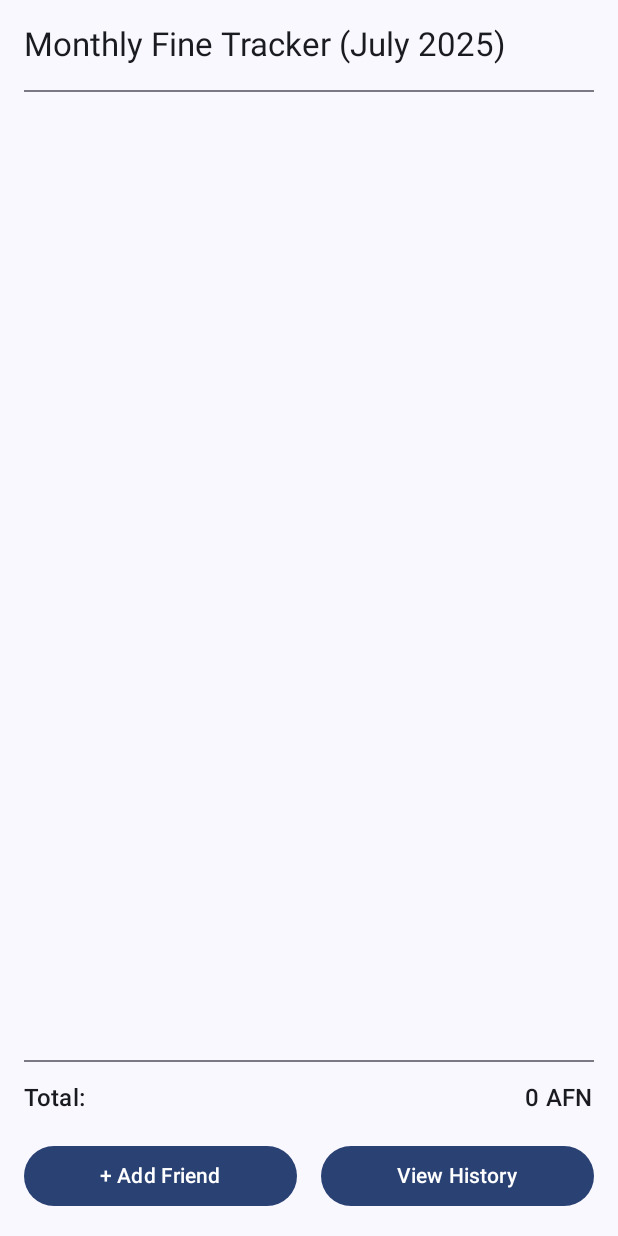
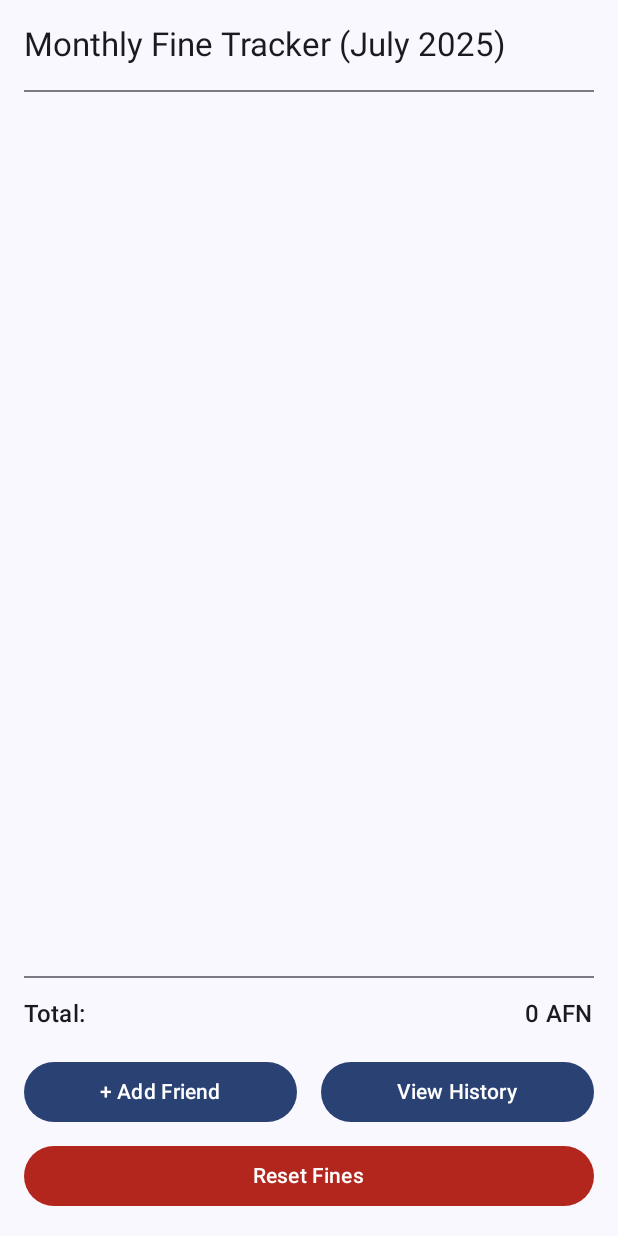
Before and after one commit to bytecraft313/FinedOut, an Android app built with Jetpack Compose: the screen it shows after launch (MainActivity), on a phone screen of 412 x 824 dp. Run offline under Robolectric (Android 15) with nearby library versions, the phone set to English and light mode, and no system bars.

Commit message:
Add reset button to reset all the fines

```diff
--- a/app/src/main/java/com/example/finedout/MainActivity.kt
+++ b/app/src/main/java/com/example/finedout/MainActivity.kt
@@ -169,6 +169,11 @@ fun FineTrackerApp(context: Context = LocalContext.current) {
         }
 
         // Bottom Buttons
+        // Bottom Buttons
+        Column(
+            modifier = Modifier.fillMaxWidth(),
+            verticalArrangement = Arrangement.spacedBy(8.dp)
+        ) {
             Row(
                 modifier = Modifier.fillMaxWidth(),
                 horizontalArrangement = Arrangement.spacedBy(16.dp)
@@ -189,5 +194,19 @@ fun FineTrackerApp(context: Context = LocalContext.current) {
                     Text("View History")
                 }
             }
+
+            Button(
+                onClick = {
+                    peopleList = peopleList.map { it.copy(fine = 0) }
+                },
+                modifier = Modifier.fillMaxWidth(),
+                colors = ButtonDefaults.buttonColors(
+                    containerColor = MaterialTheme.colorScheme.error
+                )
+            ) {
+                Text("Reset Fines")
             }
         }
+
+    }
+}
```
Lines whose indentation alone changed are shown as unchanged.
